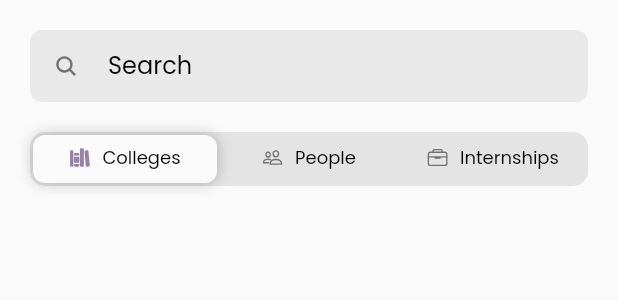
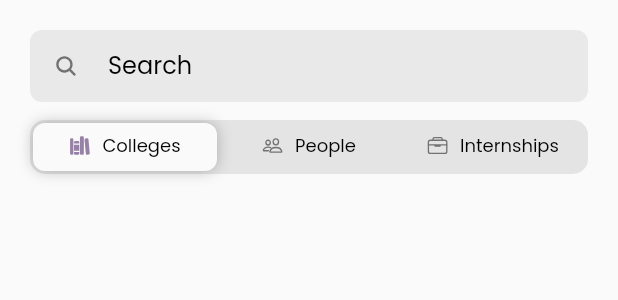
Before and after one commit to pranavkannepalli/unbound, a Flutter app: the FeedPage widget shown alone on an empty page, opened directly, on a phone screen of 412 x 824 dp. Shown: the top 300 px of the screen. Run offline on Flutter 3.47's test engine with Material 3 defaults, Android fonts, the phone set to English and light mode, and no system bars; our stand-ins replace cloud_firestore, date_time_picker, dotted_border, firebase_auth, firebase_core, firebase_storage and 5 more; accounts and stored records are empty.

Commit message:
Fixed weird scrolling issues

```diff
--- a/lib/views/feed/feed.view.dart
+++ b/lib/views/feed/feed.view.dart
@@ -16,11 +16,14 @@ class FeedPage extends StatefulWidget {
 class _FeedState extends State<FeedPage> with SingleTickerProviderStateMixin {
   late TabController controller;
   late Future<List<Feed>?> future;
+  late ScrollController scrollController;
   int currentIndex = 0;
+  double scrollPos = 0;
 
   void handleTabChange() {
     setState(() {
       currentIndex = controller.index;
+      scrollPos = 0;
     });
   }
 
@@ -30,6 +33,12 @@ class _FeedState extends State<FeedPage> with SingleTickerProviderStateMixin {
     future = DatabaseService().getFeeds();
     controller = TabController(length: 3, vsync: this);
     controller.addListener(handleTabChange);
+    scrollController = ScrollController();
+    scrollController.addListener(() {
+      setState(() {
+        scrollPos = scrollController.position.pixels;
+      });
+    });
   }
 
   @override
@@ -48,25 +57,29 @@ class _FeedState extends State<FeedPage> with SingleTickerProviderStateMixin {
           Feed? studentFeed = (snapshot.data?[1]);
           Feed? internshipFeed = (snapshot.data?[2]);
           return SafeArea(
-            child: SingleChildScrollView(
             child: Container(
               height: MediaQuery.of(context).size.height,
               width: double.infinity,
               child: Column(children: [
                 Container(
-                    margin: const EdgeInsets.all(20),
-                    child: TextField(
+                  padding: const EdgeInsets.all(20),
+                  decoration: BoxDecoration(
+                    color: white.shade50,
+                    boxShadow: scrollPos > 0 ?  [BoxShadow(color: Color.fromRGBO(0, 0, 0, 0.25), blurRadius: 16)] : []
+                  ),
+                  child: Column(
+                    children: [
+                      TextField(
                         decoration: textInputDecoration.copyWith(
                             hintText: "Search",
                             prefixIcon: Icon(Ionicons.search,
                                 size: 16, color: white.shade700)),
                         style: Theme.of(context).textTheme.bodyLarge,
                       ),
-                  ),
+                      const SizedBox(height: 12),
                       Container(
                           width: double.infinity,
                           padding: const EdgeInsets.all(2),
-                      margin: const EdgeInsets.symmetric(horizontal: 20),
                           decoration: BoxDecoration(
                               color: white.shade400,
                               borderRadius: BorderRadius.circular(10)),
@@ -86,7 +99,8 @@ class _FeedState extends State<FeedPage> with SingleTickerProviderStateMixin {
                                 Tab(
                                   height: 30,
                                   child: Row(
-                                  mainAxisAlignment: MainAxisAlignment.center,
+                                      mainAxisAlignment:
+                                          MainAxisAlignment.center,
                                       children: [
                                         Icon(
                                             currentIndex == 0
@@ -106,7 +120,8 @@ class _FeedState extends State<FeedPage> with SingleTickerProviderStateMixin {
                                 Tab(
                                   height: 30,
                                   child: Row(
-                                  mainAxisAlignment: MainAxisAlignment.center,
+                                      mainAxisAlignment:
+                                          MainAxisAlignment.center,
                                       children: [
                                         Icon(
                                             currentIndex == 1
@@ -126,7 +141,8 @@ class _FeedState extends State<FeedPage> with SingleTickerProviderStateMixin {
                                 Tab(
                                   height: 30,
                                   child: Row(
-                                  mainAxisAlignment: MainAxisAlignment.center,
+                                      mainAxisAlignment:
+                                          MainAxisAlignment.center,
                                       children: [
                                         Icon(
                                             currentIndex == 2
@@ -144,24 +160,30 @@ class _FeedState extends State<FeedPage> with SingleTickerProviderStateMixin {
                                       ]),
                                 ),
                               ])),
+                    ],
+                  ),
+                ),
                 Expanded(
                     child: TabBarView(
                   controller: controller,
                   children: [
                     if (collegeFeed != null)
                       ListView.builder(
+                          controller: scrollController,
                           itemCount: collegeFeed.posts.length,
                           itemBuilder: (BuildContext context, int index) {
                             return PostWidget(post: collegeFeed.posts[index]);
                           }),
                     if (studentFeed != null)
                       ListView.builder(
+                          controller: scrollController,
                           itemCount: studentFeed.posts.length,
                           itemBuilder: (BuildContext context, int index) {
                             return PostWidget(post: studentFeed.posts[index]);
                           }),
                     if (internshipFeed != null)
                       ListView.builder(
+                          controller: scrollController,
                           itemCount: internshipFeed.posts.length,
                           itemBuilder: (BuildContext context, int index) {
                             return PostWidget(
@@ -171,7 +193,6 @@ class _FeedState extends State<FeedPage> with SingleTickerProviderStateMixin {
                 ))
               ]),
             ),
-            ),
           );
         } else {
           return const Center(child: CircularProgressIndicator());
```
Lines whose indentation alone changed are shown as unchanged.
